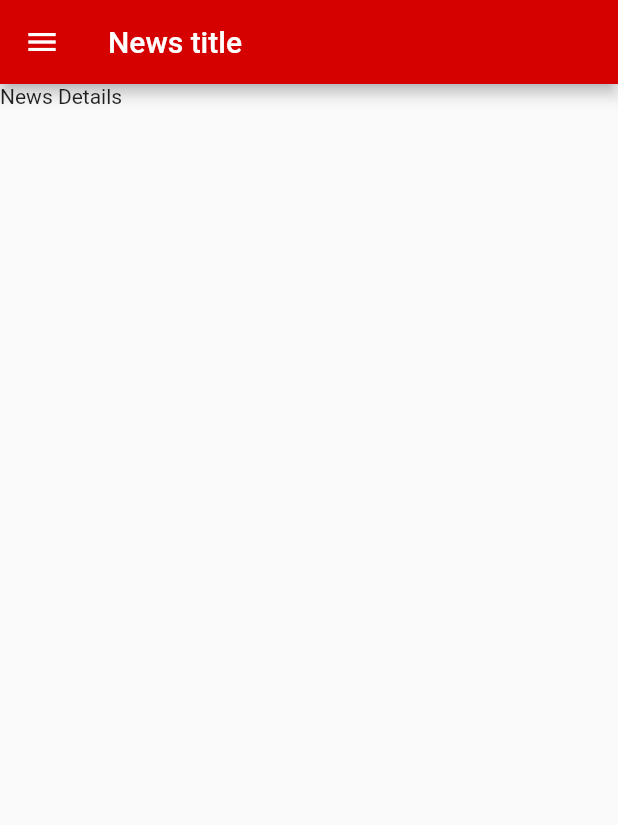
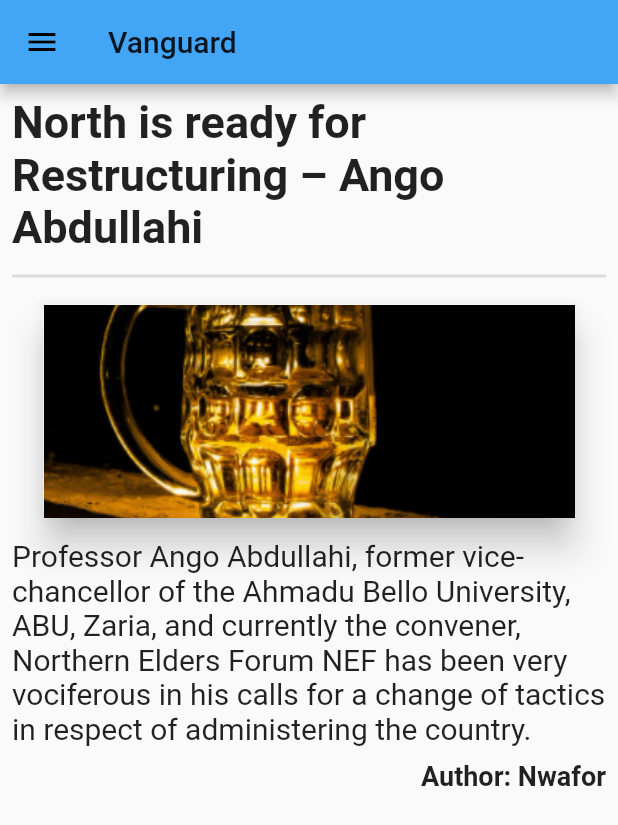
Before and after one commit to Adigun574/news-app, a Flutter app: the NewsDetail screen opened directly, on a phone screen of 412 x 824 dp. Shown: the top 825 px of the screen. Run offline on Flutter 3.47's test engine with Material 2 defaults, Android fonts, the phone set to English and light mode, and no system bars; our stand-ins replace font_awesome_flutter; network calls fail.

```diff
--- a/lib/screens/LocalNewsScreen.dart
+++ b/lib/screens/LocalNewsScreen.dart
@@ -17,7 +17,9 @@ class LocalNewsScreen extends StatelessWidget {
             Card(
               child: TopNewsCard(),
             ),
+            Divider(),
             NewsCategory(),
+            Divider(),
             Expanded(
               child: ListView(
                 padding: const EdgeInsets.all(8),
--- a/lib/screens/NewsDetailScreen.dart
+++ b/lib/screens/NewsDetailScreen.dart
@@ -6,10 +6,84 @@ class NewsDetail extends StatelessWidget {
   Widget build(BuildContext context) {
     return Scaffold(
       appBar: AppBar(
-        title: Text("News title"),
+        title: Text("Vanguard"),
       ),
       drawer: NavigationDrawer(),
-      body: Text("News Details"),
+      body: ListView(
+        padding: EdgeInsets.all(8),
+        children: <Widget>[
+          Column(
+            children: <Widget>[
+              Text(
+                "North is ready for Restructuring – Ango Abdullahi",
+                style: TextStyle(
+                  fontSize: 30,
+                  fontWeight: FontWeight.bold,
+                ),
+              ),
+              Divider(
+                height: 30,
+                thickness: 2,
+              ),
+              Container(
+                child: Card(
+                  child: Image.asset(
+                    'assets/images/test_beer.PNG',
+                    height: double.infinity,
+                    width: double.infinity,
+                    fit: BoxFit.cover,
+                  ),
+                  elevation: 10,
+                ),
+                height: 150,
+                alignment: Alignment.center,
+                width: MediaQuery.of(context).size.width - 50,
+                decoration: BoxDecoration(
+                    borderRadius: BorderRadius.all(Radius.circular(50))),
+              ),
+              SizedBox(
+                height: 10,
+              ),
+              Text(
+                "Professor Ango Abdullahi, former vice-chancellor of the Ahmadu Bello University, ABU, Zaria, and currently the convener, Northern Elders Forum NEF has been very vociferous in his calls for a change of tactics in respect of administering the country.",
+                style: TextStyle(
+                  fontSize: 20,
+                ),
+              ),
+              SizedBox(
+                height: 10,
+              ),
+              Row(
+                mainAxisAlignment: MainAxisAlignment.end,
+                children: <Widget>[
+                  Text(
+                    "Author: Nwafor",
+                    style: TextStyle(
+                      fontSize: 18,
+                      fontWeight: FontWeight.bold,
+                    ),
+                  ),
+                ],
+              ),
+            ],
+          ),
+        ],
+      ),
     );
   }
 }
+
+// {"status":"ok","totalResults":38,"articles":[{"source":{"id":null,"name":"Vanguard"},
+// "author":"Nwafor","title":"North is ready for Restructuring – Ango Abdullahi - Vanguard",
+// "description":"Professor Ango Abdullahi, former vice-chancellor of the Ahmadu Bello University, ABU, Zaria, and currently the convener,
+// Northern Elders Forum NEF has been very vociferous in his calls for a change of tactics in respect
+//  of administering the country.","url":"https://www.vanguardngr.com/2020/12/north-is-ready-for-restructuring-ango-abdullahi/","urlToImage":
+//  "https://i0.wp.com/www.vanguardngr.com/wp-content/uploads/2013/05/Ango-Abdullahi.jpg?fit=412%2C265&ssl=1",
+//  "publishedAt":"2020-12-28T06:16:00Z","content":"*Prof Ango Abdullahi\r\nWe must dismantle this Presidential system\r\nParliamentary system,
+//  the solution to our unworkable federal structure\r\nWhere Nigeria went wrong\r\nProfessor Ango Abdullahi, former vi… [+19563 chars]"},
+//  {"source":{"id":null,"name":"GSMArena.com"},"author":"Yordan","title":"My Top 5 phones of 2020: Yordan - GSMArena.com news - GSMArena.com",
+//  "description":"The past 12 months brought some rather impressive smartphones.",
+//  "url":"https://www.gsmarena.com/my_top_5_phones_of_2020__yordan-news-46877.php",
+//  "urlToImage":"https://fdn.gsmarena.com/imgroot/news/20/12/top-phones-2020-yordan/-476x249w4/gsmarena_001.jpg","publishedAt":"2020-12-28T06:06:02Z",
+//  "content":"The past year has been unusual for everyone, but at least the smartphone world kept going. We saw devices get released left and right,
+//  the market battle remained as fierce as ever, and it became hard… [+4436 chars]"},
--- a/pubspec.yaml
+++ b/pubspec.yaml
@@ -23,6 +23,8 @@ environment:
 dependencies:
   flutter:
     sdk: flutter
+    # assets:
+    #   - assets/test_beer.PNG
   font_awesome_flutter: "8.10.1"
 
   # The following adds the Cupertino Icons font to your application.
@@ -44,7 +46,8 @@ flutter:
   uses-material-design: true
 
   # To add assets to your application, add an assets section, like this:
-  # assets:
+  assets:
+    - assets/images/test_beer.PNG
   #   - images/a_dot_burr.jpeg
   #   - images/a_dot_ham.jpeg
 
```
Also changed, not shown: lib/main.dart (+4 -3 lines), lib/screens/TopNewsCardScreen.dart (+14 -10 lines), lib/widgets/NewsCard.dart (+12 -2 lines), lib/widgets/NewsCategories.dart (+50 -5 lines), lib/widgets/pictureModal.dart (added, +21 -0 lines), lib/widgets/shareModal.dart (+11 -10 lines), assets/images/test_beer.PNG (added).
